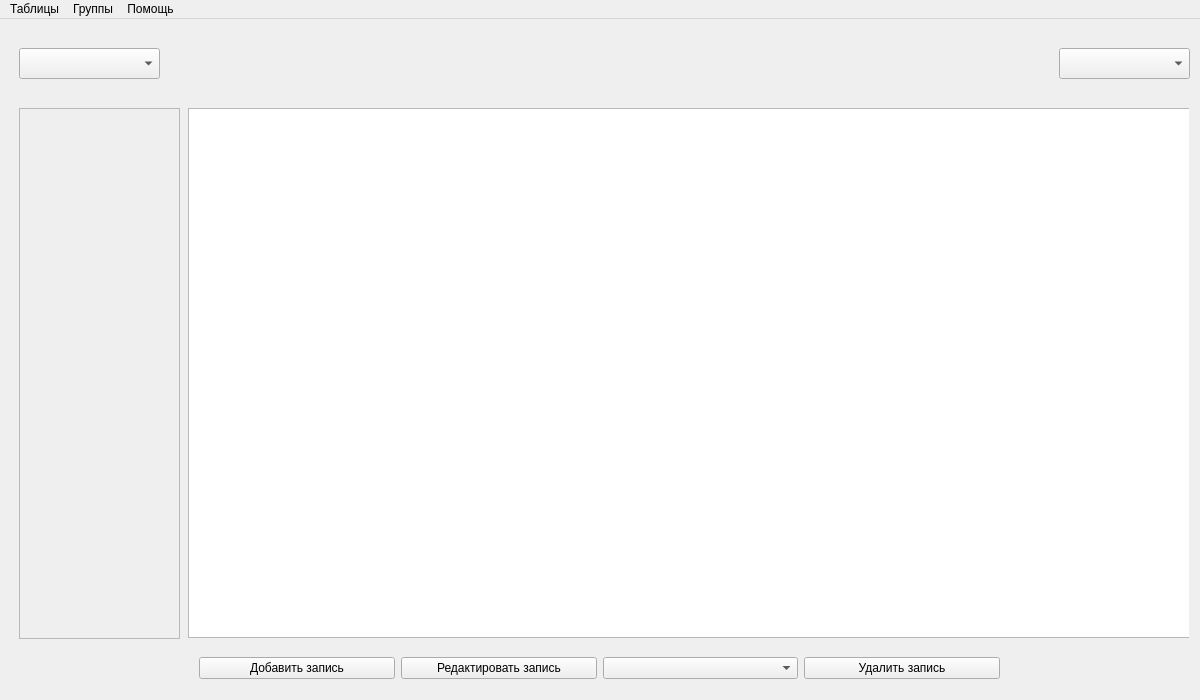
Qt form ui/main.ui (came0987/dbms_mpei) before a commit.
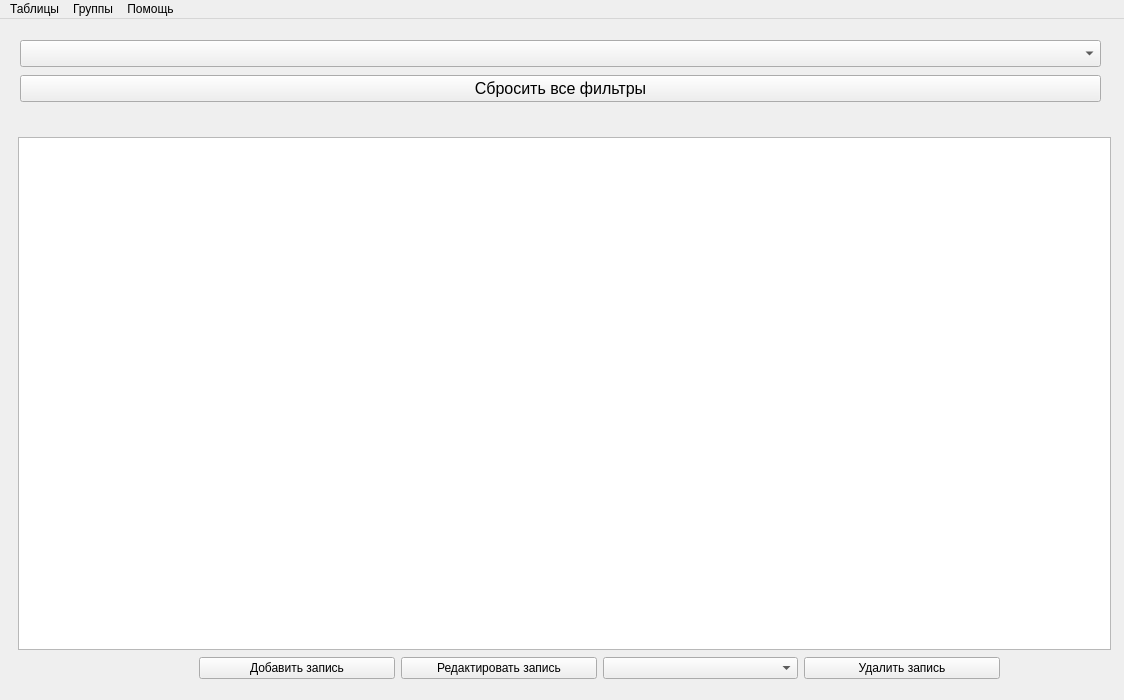
The same form after that commit. The open tabs and pages were chosen to show the change.

Commit message: add filters demo, chatgpt style

What changed in the file:
```diff
--- a/ui/main.ui
+++ b/ui/main.ui
@@ -9,7 +9,7 @@
    <rect>
     <x>0</x>
     <y>0</y>
-    <width>1200</width>
+    <width>1124</width>
     <height>700</height>
    </rect>
   </property>
@@ -45,26 +45,6 @@
        <number>0</number>
       </property>
       <widget class="QWidget" name="menu_tables_page">
-       <widget class="QComboBox" name="add_filters_cb">
-        <property name="geometry">
-         <rect>
-          <x>10</x>
-          <y>20</y>
-          <width>141</width>
-          <height>31</height>
-         </rect>
-        </property>
-       </widget>
-       <widget class="QComboBox" name="modify_table_cb">
-        <property name="geometry">
-         <rect>
-          <x>1050</x>
-          <y>20</y>
-          <width>131</width>
-          <height>31</height>
-         </rect>
-        </property>
-       </widget>
        <widget class="QWidget" name="layoutWidget">
         <property name="geometry">
          <rect>
@@ -113,10 +93,10 @@
        <widget class="QStackedWidget" name="db_tables">
         <property name="geometry">
          <rect>
-          <x>179</x>
-          <y>80</y>
-          <width>1001</width>
-          <height>530</height>
+          <x>0</x>
+          <y>100</y>
+          <width>1111</width>
+          <height>531</height>
          </rect>
         </property>
         <property name="currentIndex">
@@ -135,22 +115,18 @@
          </widget>
         </widget>
         <widget class="QWidget" name="vyst_mo">
-         <widget class="QTableView" name="vyst_mo_table">
-          <property name="geometry">
-           <rect>
-            <x>0</x>
-            <y>0</y>
-            <width>1160</width>
-            <height>530</height>
-           </rect>
-          </property>
-          <property name="sizePolicy">
-           <sizepolicy hsizetype="Expanding" vsizetype="Expanding">
-            <horstretch>0</horstretch>
-            <verstretch>0</verstretch>
-           </sizepolicy>
-          </property>
-         </widget>
+         <layout class="QGridLayout" name="gridLayout_6">
+          <item row="0" column="0">
+           <widget class="QTableView" name="vyst_mo_table">
+            <property name="sizePolicy">
+             <sizepolicy hsizetype="Expanding" vsizetype="Expanding">
+              <horstretch>0</horstretch>
+              <verstretch>0</verstretch>
+             </sizepolicy>
+            </property>
+           </widget>
+          </item>
+         </layout>
         </widget>
         <widget class="QWidget" name="vuz">
          <widget class="QTableView" name="vuz_table">
@@ -177,41 +153,54 @@
          </widget>
         </widget>
        </widget>
-       <widget class="QScrollArea" name="scrollArea">
+       <widget class="QWidget" name="layoutWidget">
         <property name="geometry">
          <rect>
-          <x>10</x>
-          <y>80</y>
-          <width>161</width>
-          <height>531</height>
+          <x>11</x>
+          <y>10</y>
+          <width>1081</width>
+          <height>67</height>
          </rect>
         </property>
-        <property name="layoutDirection">
-         <enum>Qt::LayoutDirection::LeftToRight</enum>
-        </property>
-        <property name="widgetResizable">
-         <bool>true</bool>
-        </property>
-        <widget class="QWidget" name="scrollAreaWidgetContents">
-         <property name="geometry">
-          <rect>
-           <x>0</x>
-           <y>0</y>
-           <width>159</width>
-           <height>529</height>
-          </rect>
-         </property>
-         <widget class="QWidget" name="widget" native="true">
-          <property name="geometry">
-           <rect>
-            <x>0</x>
-            <y>0</y>
-            <width>161</width>
-            <height>531</height>
-           </rect>
-          </property>
-         </widget>
-        </widget>
+        <layout class="QHBoxLayout" name="toplevel_layout">
+         <item>
+          <layout class="QVBoxLayout" name="verticalLayout">
+           <property name="sizeConstraint">
+            <enum>QLayout::SizeConstraint::SetDefaultConstraint</enum>
+           </property>
+           <item>
+            <widget class="QComboBox" name="add_filters_cb">
+             <property name="font">
+              <font>
+               <pointsize>12</pointsize>
+              </font>
+             </property>
+             <property name="editable">
+              <bool>false</bool>
+             </property>
+             <property name="minimumContentsLength">
+              <number>2</number>
+             </property>
+             <property name="placeholderText">
+              <string>Добавить фильтр</string>
+             </property>
+            </widget>
+           </item>
+           <item>
+            <widget class="QPushButton" name="delete_all_filters">
+             <property name="font">
+              <font>
+               <pointsize>12</pointsize>
+              </font>
+             </property>
+             <property name="text">
+              <string>Сбросить все фильтры</string>
+             </property>
+            </widget>
+           </item>
+          </layout>
+         </item>
+        </layout>
        </widget>
       </widget>
       <widget class="QWidget" name="menu_groups_page">
@@ -296,7 +285,7 @@
     <rect>
      <x>0</x>
      <y>0</y>
-     <width>1200</width>
+     <width>1124</width>
      <height>22</height>
     </rect>
    </property>
```
Left out of the diff: 62 changed lines with no effect on the pictures. The commit also changes 3 other files.
